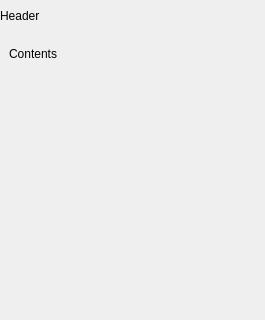
First picture: the form in startrak-ui/qt/layouts/insp_header.ui, repository JotaRata/StarTrak-continued, before the edit; both pictures show x 0 to 265 and y 0 to 320 of the 265 by 683 pixel window.
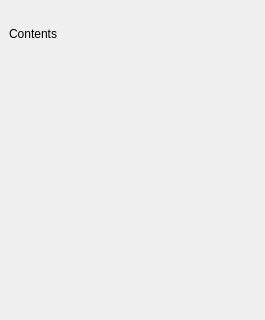
Second picture: the form after the edit.

Commit message: Type label is now part of InspectorView rather than sub-inspectors Minor fixes

Patch:
```diff
--- a/startrak-ui/qt/layouts/insp_header.ui
+++ b/startrak-ui/qt/layouts/insp_header.ui
@@ -26,19 +26,6 @@
    <property name="bottomMargin">
     <number>9</number>
    </property>
-   <item>
-    <widget class="QLabel" name="type_label">
-     <property name="sizePolicy">
-      <sizepolicy hsizetype="Preferred" vsizetype="Maximum">
-       <horstretch>0</horstretch>
-       <verstretch>0</verstretch>
-      </sizepolicy>
-     </property>
-     <property name="text">
-      <string>Header</string>
-     </property>
-    </widget>
-   </item>
    <item>
     <widget class="QFrame" name="content">
      <property name="styleSheet">
```
The commit also changes 6 other files.
